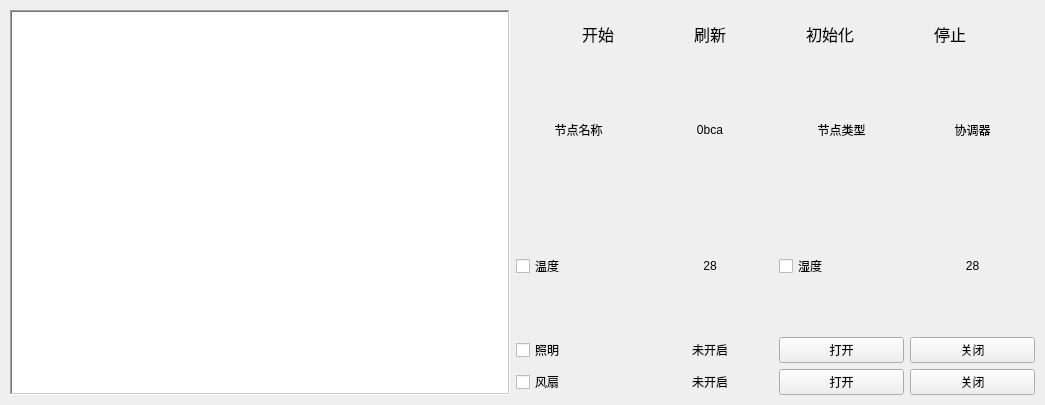
First picture: the form in node/node.ui, repository muyulong/pi_gateway, before the edit.
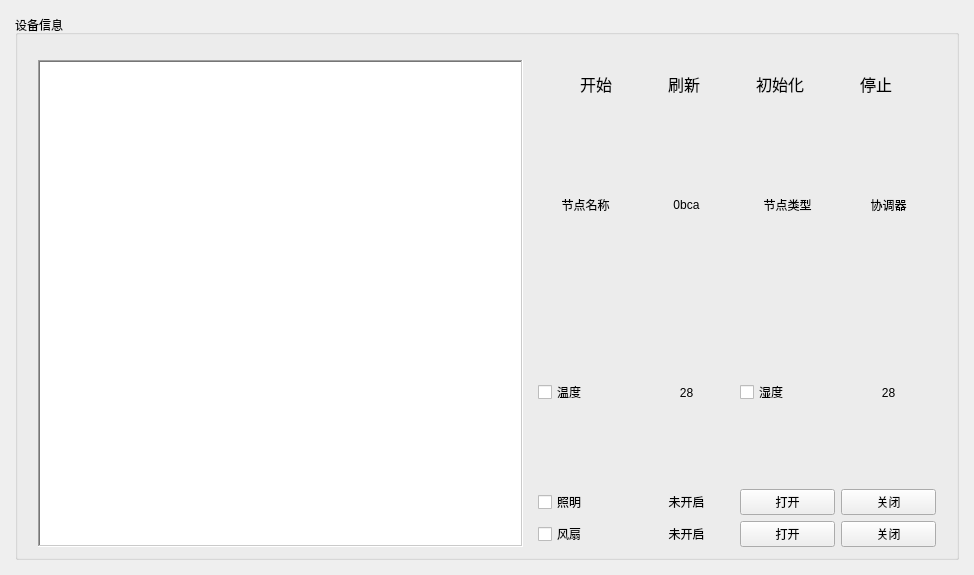
Second picture: the form after the edit. Icons and pictures are not drawn.

What changed in the file:
```diff
--- a/node/node.ui
+++ b/node/node.ui
@@ -6,27 +6,51 @@
    <rect>
     <x>0</x>
     <y>0</y>
-    <width>1045</width>
-    <height>405</height>
+    <width>974</width>
+    <height>575</height>
    </rect>
   </property>
   <property name="windowTitle">
    <string>Widget</string>
   </property>
-  <layout class="QHBoxLayout" name="horizontalLayout">
+  <layout class="QHBoxLayout" name="horizontalLayout_9">
+   <property name="spacing">
+    <number>0</number>
+   </property>
    <property name="leftMargin">
-    <number>10</number>
+    <number>15</number>
    </property>
    <property name="topMargin">
-    <number>10</number>
+    <number>15</number>
    </property>
    <property name="rightMargin">
-    <number>10</number>
+    <number>15</number>
    </property>
    <property name="bottomMargin">
-    <number>10</number>
+    <number>15</number>
    </property>
    <item>
+    <widget class="QGroupBox" name="node_group">
+     <property name="title">
+      <string>设备信息</string>
+     </property>
+     <layout class="QGridLayout" name="gridLayout">
+      <property name="leftMargin">
+       <number>10</number>
+      </property>
+      <property name="topMargin">
+       <number>25</number>
+      </property>
+      <property name="rightMargin">
+       <number>10</number>
+      </property>
+      <property name="bottomMargin">
+       <number>10</number>
+      </property>
+      <property name="spacing">
+       <number>5</number>
+      </property>
+      <item row="0" column="0">
     <widget class="QWidget" name="widget_node_tree" native="true">
      <property name="maximumSize">
       <size>
@@ -36,13 +60,13 @@
      </property>
      <layout class="QVBoxLayout" name="verticalLayout_2">
       <property name="leftMargin">
-       <number>0</number>
+          <number>10</number>
       </property>
       <property name="topMargin">
        <number>0</number>
       </property>
       <property name="rightMargin">
-       <number>0</number>
+          <number>5</number>
       </property>
       <property name="bottomMargin">
        <number>0</number>
@@ -60,17 +84,17 @@
      </layout>
     </widget>
    </item>
-   <item>
+      <item row="0" column="1">
     <widget class="QWidget" name="widget_node_panel" native="true">
      <layout class="QHBoxLayout" name="horizontalLayout_6">
       <property name="leftMargin">
-       <number>0</number>
+          <number>5</number>
       </property>
       <property name="topMargin">
        <number>0</number>
       </property>
       <property name="rightMargin">
-       <number>0</number>
+          <number>10</number>
       </property>
       <property name="bottomMargin">
        <number>0</number>
@@ -441,6 +465,9 @@
          </layout>
         </item>
        </layout>
+         </item>
+        </layout>
+       </widget>
       </item>
      </layout>
     </widget>
```
Lines whose indentation alone changed are shown as unchanged.
